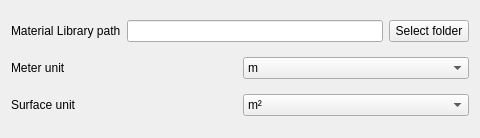
Qt form pyleecan/GUI/Tools/GuiOption/GuiOption.ui (Eomys/pyleecan) before a commit.
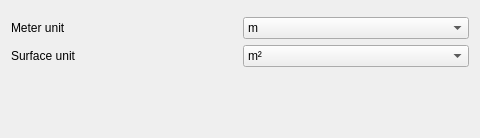
The same form after that commit. Custom widgets are drawn as their Qt base class.

Commit message: [NF] WPathSelector as a unified way of selecting a path

```diff
--- a/pyleecan/GUI/Tools/GuiOption/GuiOption.ui
+++ b/pyleecan/GUI/Tools/GuiOption/GuiOption.ui
@@ -27,25 +27,7 @@
   </property>
   <layout class="QVBoxLayout" name="verticalLayout">
    <item>
-    <layout class="QHBoxLayout" name="horizontalLayout_3">
-     <item>
-      <widget class="QLabel" name="in_matlib_path">
-       <property name="text">
-        <string>Material Library path</string>
-       </property>
-      </widget>
-     </item>
-     <item>
-      <widget class="QLineEdit" name="le_matlib_path"/>
-     </item>
-     <item>
-      <widget class="QPushButton" name="b_matlib_path">
-       <property name="text">
-        <string>Select folder</string>
-       </property>
-      </widget>
-     </item>
-    </layout>
+    <widget class="WPathSelector" name="w_matlib_path" native="true"/>
    </item>
    <item>
     <layout class="QHBoxLayout" name="horizontalLayout">
@@ -97,8 +79,29 @@
      </item>
     </layout>
    </item>
+   <item>
+    <spacer name="verticalSpacer">
+     <property name="orientation">
+      <enum>Qt::Vertical</enum>
+     </property>
+     <property name="sizeHint" stdset="0">
+      <size>
+       <width>20</width>
+       <height>40</height>
+      </size>
+     </property>
+    </spacer>
+   </item>
   </layout>
  </widget>
+ <customwidgets>
+  <customwidget>
+   <class>WPathSelector</class>
+   <extends>QWidget</extends>
+   <header>....GUI.Tools.WPathSelector.WPathSelector.h</header>
+   <container>1</container>
+  </customwidget>
+ </customwidgets>
  <resources>
   <include location="../../Resources/pyleecan.qrc"/>
   <include location="../../Resources/pyleecan.qrc"/>
```
The commit also changes 7 other files.
